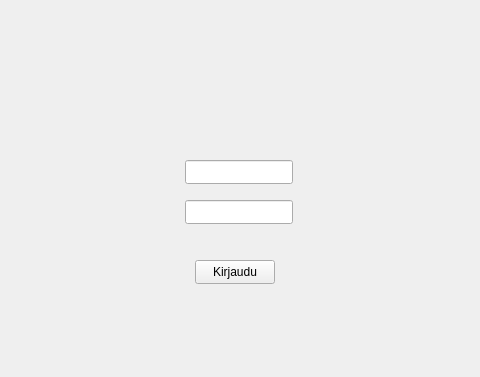
Qt form bankautomat/mainwindow.ui (bank-2022/group7) before a commit; both pictures show x 185 to 665 and y 0 to 377 of the 866 by 648 pixel window.
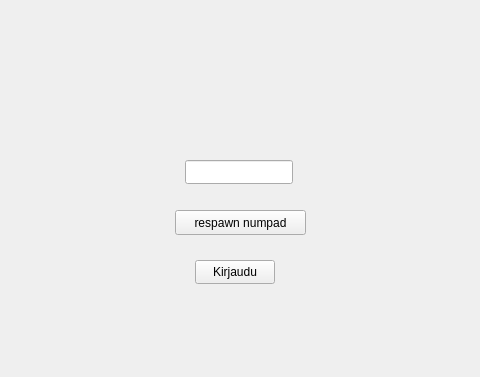
The same form after that commit.

Commit message: numpad lineEditin sensurointifunktio ja muita pieniä muutoksia

What changed in the file:
```diff
--- a/bankautomat/mainwindow.ui
+++ b/bankautomat/mainwindow.ui
@@ -69,21 +69,6 @@
        </rect>
       </property>
      </widget>
-     <widget class="QLineEdit" name="pinCode">
-      <property name="geometry">
-       <rect>
-        <x>360</x>
-        <y>200</y>
-        <width>108</width>
-        <height>24</height>
-       </rect>
-      </property>
-      <property name="font">
-       <font>
-        <family>Arial</family>
-       </font>
-      </property>
-     </widget>
      <widget class="QPushButton" name="kirjaudu">
       <property name="geometry">
        <rect>
@@ -110,6 +95,19 @@
        <string>&lt;html&gt;&lt;head/&gt;&lt;body&gt;&lt;p align=&quot;center&quot;&gt;&lt;br/&gt;&lt;/p&gt;&lt;/body&gt;&lt;/html&gt;</string>
       </property>
      </widget>
+     <widget class="QPushButton" name="showNumpad">
+      <property name="geometry">
+       <rect>
+        <x>350</x>
+        <y>210</y>
+        <width>131</width>
+        <height>25</height>
+       </rect>
+      </property>
+      <property name="text">
+       <string>respawn numpad</string>
+      </property>
+     </widget>
     </widget>
     <widget class="QWidget" name="mainPage">
      <widget class="QLabel" name="saldoLabel">
```
Left out of the diff: 6 changed lines with no effect on the pictures. The commit also changes 4 other files.
